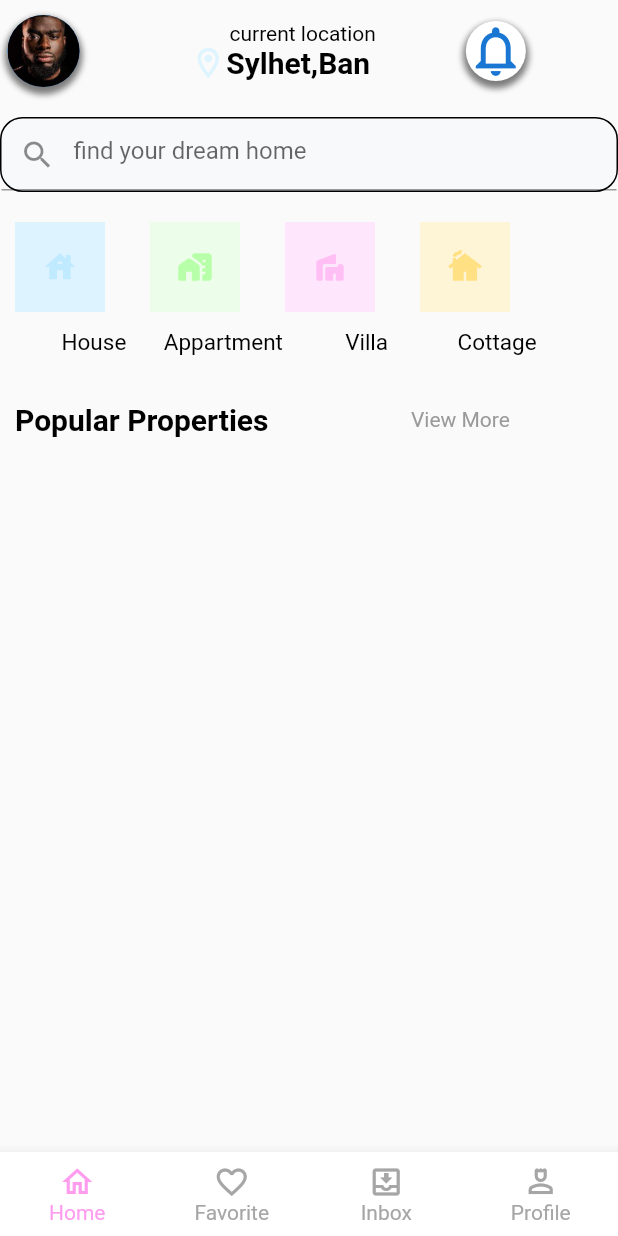
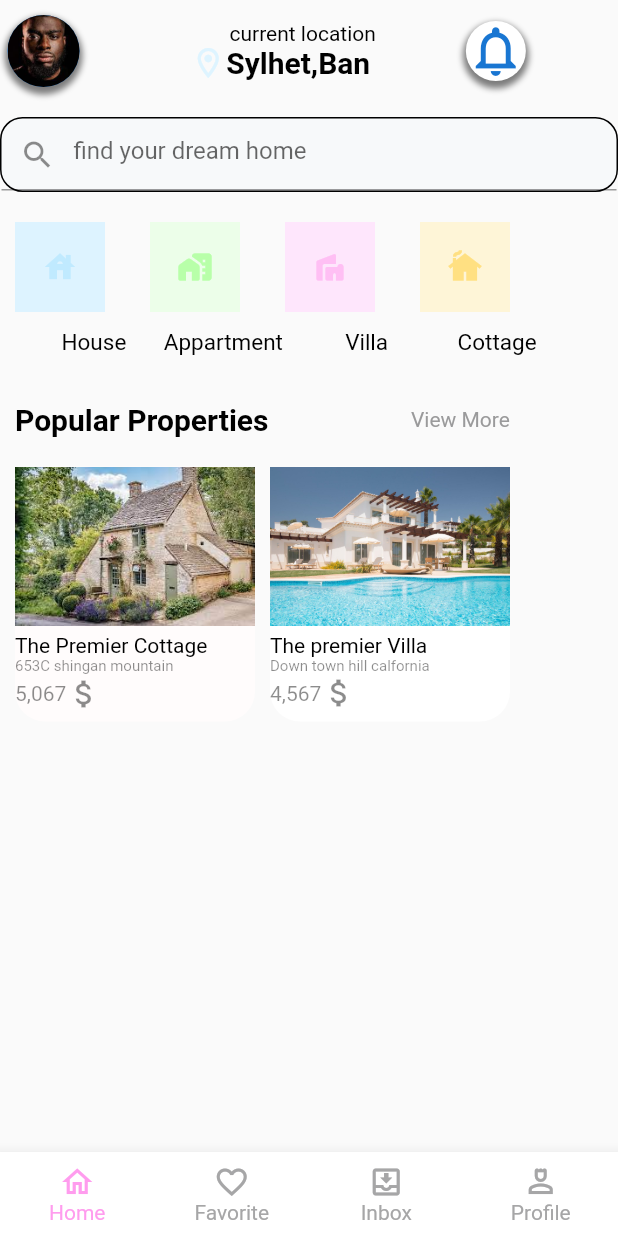
Before and after one commit to Fayazikramm/Real-State-App, a Flutter app: the screen it shows after launch, after a tap on "Continue", on a phone screen of 412 x 824 dp. Run offline on Flutter 3.47's test engine with Material 2 defaults, Android fonts, the phone set to English and light mode, and no system bars; Roboto replaces fonts that are missing (Oswald-Bold.ttf).

Commit message:
window added

```diff
--- a/lib/Page2.dart
+++ b/lib/Page2.dart
@@ -7,7 +7,7 @@ import 'package:flutter_application_1/middleitem.dart';
 
 import 'package:flutter_application_1/search.dart';
 import 'package:flutter_application_1/upermidtext.dart';
-
+import 'package:flutter_application_1/windows.dart';
 
 class Page2 extends StatelessWidget {
   const Page2({Key? key}) : super(key: key);
@@ -53,6 +53,10 @@ class Page2 extends StatelessWidget {
                 height: 20,
               ),
               Middle(),
+              Padding(
+                padding: EdgeInsets.only(top: 20),
+                child: Window1(),
+              ),
             ],
           ),
           bottomNavigationBar: BottomNavigationBar(
--- /dev/null
+++ b/lib/file.dart
@@ -0,0 +1,27 @@
+class House {
+  String name = "The Springfold";
+  String address = "house no 188 down town";
+  double price = 667;
+  House(this.name, this.address, this.price);
+}
+
+class Cottage {
+  String name = "Premier Cottage";
+  String address = "Hollywood Hills senpeturburg";
+  double price = 7799;
+Cottage(this.name, this.address, this.price);
+}
+
+class villa {
+  String name = "combodian villa";
+  String address = "maldives hills bela";
+  double price = 78340;
+villa(this.name, this.address, this.price);
+}
+
+class Appartment {
+  String name = "Stefin Heights";
+  String address = "Old city road barmuda";
+  double price = 7830;
+Appartment(this.name, this.address, this.price);
+}
--- /dev/null
+++ b/lib/windows.dart
@@ -0,0 +1,103 @@
+import 'package:flutter/material.dart';
+import 'package:flutter_application_1/file.dart';
+
+class Window1 extends StatelessWidget {
+  const Window1({super.key});
+
+  @override
+  Widget build(BuildContext context) {
+    return Row(
+      children: [
+        Padding(
+          padding: const EdgeInsets.only(left: 10),
+          child: Container(
+            height: 170,
+            width: 160,
+            decoration: const BoxDecoration(
+                color: Color.fromARGB(255, 255, 252, 252),
+                borderRadius: BorderRadius.all(Radius.circular(20))),
+            child: Column(
+              children: [
+                Image.asset(
+                  'assets/cottage.jpg',
+                  fit: BoxFit.cover,
+                ),
+                const SizedBox(
+                  height: 05,
+                ),
+                const Row(
+                  children: [Text("The Premier Cottage")],
+                ),
+                const Row(
+                  children: [
+                    Text(
+                      "653C shingan mountain ",
+                      style: TextStyle(fontSize: 10, color: Colors.black45),
+                    )
+                  ],
+                ),
+               const Row(
+                  children: [
+                    Text(
+                      "5,067",
+                      style: TextStyle(color: Colors.black45),
+                    ),
+                    Icon(
+                      Icons.attach_money,
+                      color: Colors.black45,
+                    )
+                  ],
+                )
+              ],
+            ),
+          ),
+        ),
+        const SizedBox(
+          width: 10,
+        ),
+        Container(
+          height: 170,
+          width: 160,
+          decoration: const BoxDecoration(
+              color: Colors.white,
+              borderRadius: BorderRadius.all(Radius.circular(20))),
+          child: Column(
+            children: [
+              Image.asset(
+                'assets/vila.jpg',
+                height: 106,
+                fit: BoxFit.cover,
+              ),
+              const SizedBox(
+                height: 05,
+              ),
+              const Row(
+                children: [Text("The premier Villa")],
+              ),
+              const Row(
+                children: [
+                  Text(
+                    "Down town hill calfornia",
+                    style: TextStyle(fontSize: 10, color: Colors.black45),
+                  )
+                ],
+              ),
+              const Row(
+                children: [
+                  Text(
+                    "4,567",
+                    style: TextStyle(color: Colors.black45),
+                  ),
+                  Icon(
+                    Icons.attach_money,
+                    color: Colors.black45,
+                  )
+                ],
+              )
+            ],
+          ),
+        ),
+      ],
+    );
+  }
+}
--- a/pubspec.yaml
+++ b/pubspec.yaml
@@ -62,7 +62,10 @@ flutter:
   assets:
     - assets/House1.jpg
     - assets/download.jpg
-
+    - assets/house33.jpg
+    - assets/vila.jpg
+    - assets/appartment.jpg
+    - assets/cottage.jpg
   # An image asset can refer to one or more resolution-specific "variants", see
   # https://flutter.dev/assets-and-images/#resolution-aware
 
```
Also changed, not shown: assets/appartment.jpg (added), assets/cottage.jpg (added), assets/house33.jpg (added), assets/vila.jpg (added).
